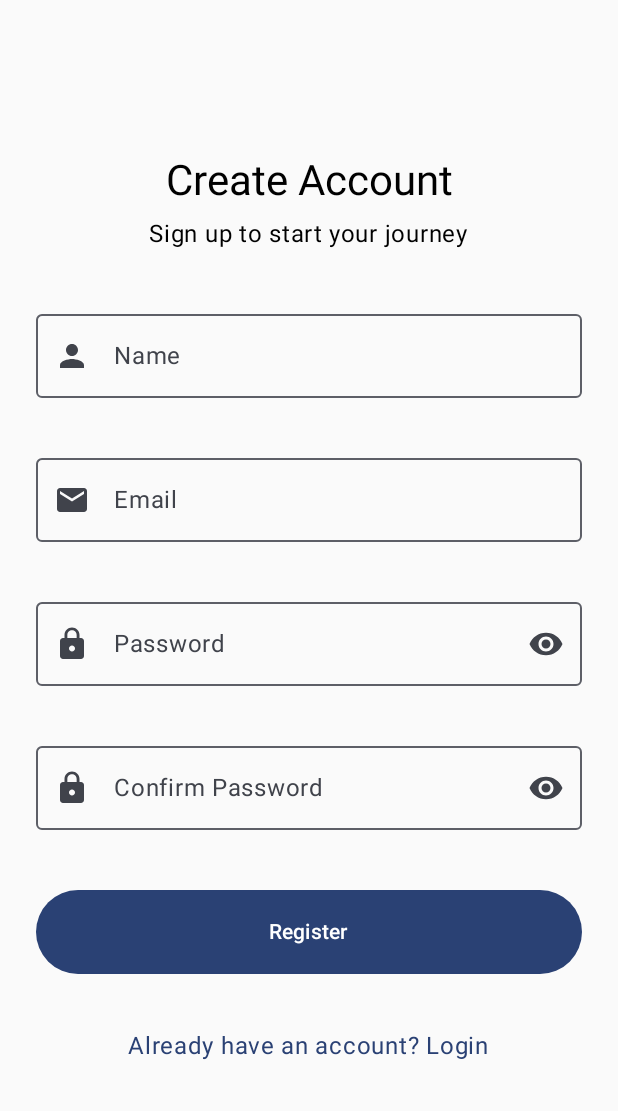
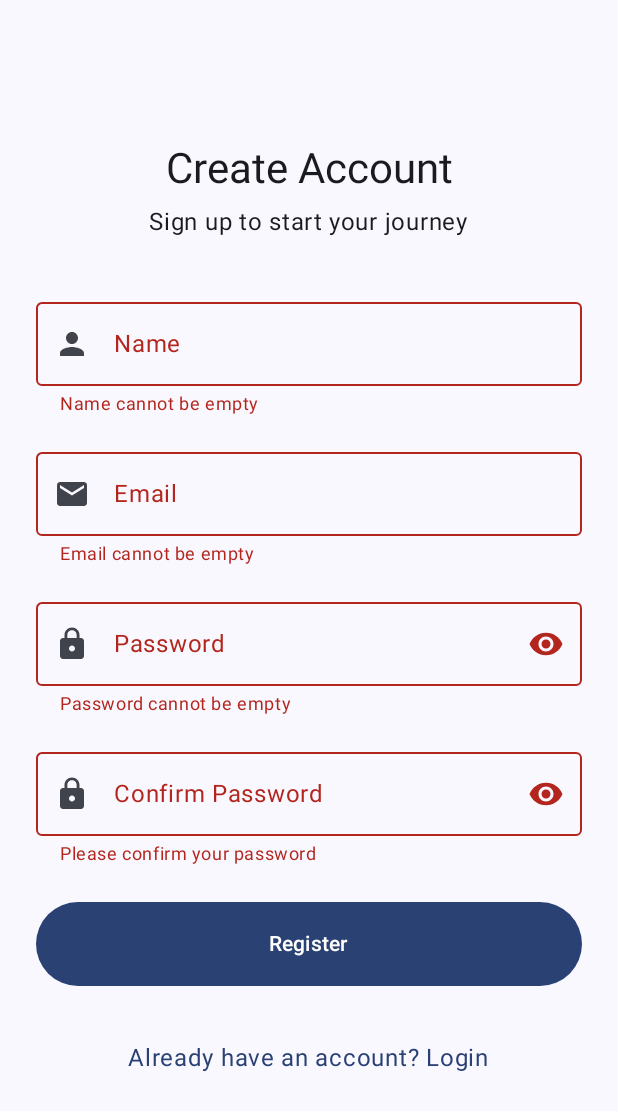
Before and after one commit to muhAzri/story-app-android, an Android app built with Jetpack Compose: the RegisterScreen screen opened through its navigation route, after a tap on "Register", on a phone screen of 412 x 824 dp. Shown: the top 1111 px of the screen. Run offline under Robolectric (Android 15) with nearby library versions, the light colour scheme and no system bars; our stand-ins replace Dagger/Hilt's generated code.

Commit message:
feature(auth):add-register-feature-implementation

```diff
--- a/app/build.gradle.kts
+++ b/app/build.gradle.kts
@@ -65,6 +65,7 @@ dependencies {
     implementation(libs.hilt.android)
     ksp(libs.hilt.compiler)
     implementation(libs.androidx.hilt.navigation.compose)
+    implementation(libs.androidx.hilt.navigation.fragment)
 
     //  Moshi
     implementation(libs.moshi.kotlin)
--- a/app/src/main/AndroidManifest.xml
+++ b/app/src/main/AndroidManifest.xml
@@ -1,6 +1,8 @@
 <?xml version="1.0" encoding="utf-8"?>
 <manifest xmlns:android="http://schemas.android.com/apk/res/android"
     xmlns:tools="http://schemas.android.com/tools">
+
+    <uses-permission android:name="android.permission.INTERNET" />
 
     <application
         android:name=".StoryApplication"
--- a/app/src/main/java/com/zrifapps/storyapp/common/navigation/AppRouter.kt
+++ b/app/src/main/java/com/zrifapps/storyapp/common/navigation/AppRouter.kt
@@ -5,9 +5,9 @@ import androidx.compose.ui.Modifier
 import androidx.navigation.NavHostController
 import androidx.navigation.compose.NavHost
 import androidx.navigation.compose.composable
-import com.zrifapps.storyapp.presentation.screens.auth.LoginScreen
-import com.zrifapps.storyapp.presentation.screens.auth.OnboardingScreen
-import com.zrifapps.storyapp.presentation.screens.auth.RegisterScreen
+import com.zrifapps.storyapp.presentation.screens.auth.login.LoginScreen
+import com.zrifapps.storyapp.presentation.screens.auth.onboarding.OnboardingScreen
+import com.zrifapps.storyapp.presentation.screens.auth.register.RegisterScreen
 
 @Composable
 fun AppRouter(
@@ -56,7 +56,6 @@ fun AppRouter(
                         clearBackStack = true
                     )
                 },
-                onRegisterSuccess = { }
             )
         }
     }
--- a/app/src/main/java/com/zrifapps/storyapp/common/network/NetworkResult.kt
+++ b/app/src/main/java/com/zrifapps/storyapp/common/network/NetworkResult.kt
@@ -2,7 +2,6 @@ package com.zrifapps.storyapp.common.network
 
 sealed class NetworkResult<out T> {
     data class Success<T>(val data: T) : NetworkResult<T>()
-    data object EmptySuccess : NetworkResult<Nothing>()
     data class Error(
         val error: Boolean? = null,
         val message: String? = null,
--- a/app/src/main/java/com/zrifapps/storyapp/di/NetworkModule.kt
+++ b/app/src/main/java/com/zrifapps/storyapp/di/NetworkModule.kt
@@ -60,7 +60,7 @@ object NetworkModule {
         moshi: Moshi,
         okHttpClient: OkHttpClient,
     ): Retrofit = Retrofit.Builder()
-        .baseUrl("https://story-api.dicoding.dev/v1")
+        .baseUrl("https://story-api.dicoding.dev/v1/")
         .addConverterFactory(MoshiConverterFactory.create(moshi))
         .client(okHttpClient)
         .build()
--- a/app/src/main/java/com/zrifapps/storyapp/presentation/screens/auth/RegisterScreen.kt
+++ b/app/src/main/java/com/zrifapps/storyapp/presentation/screens/auth/login/LoginScreen.kt
@@ -1,4 +1,4 @@
-package com.zrifapps.storyapp.presentation.screens.auth
+package com.zrifapps.storyapp.presentation.screens.auth.login
 
 import androidx.compose.animation.AnimatedVisibility
 import androidx.compose.animation.core.tween
@@ -18,7 +18,6 @@ import androidx.compose.foundation.verticalScroll
 import androidx.compose.material.icons.Icons
 import androidx.compose.material.icons.filled.Email
 import androidx.compose.material.icons.filled.Lock
-import androidx.compose.material.icons.filled.Person
 import androidx.compose.material3.MaterialTheme
 import androidx.compose.material3.Text
 import androidx.compose.material3.TextButton
@@ -42,29 +41,21 @@ import com.zrifapps.storyapp.presentation.components.button.CustomButton
 import com.zrifapps.storyapp.presentation.components.textfield.CustomTextField
 
 @Composable
-fun RegisterScreen(
-    onNavigateToLogin: () -> Unit,
-    onRegisterSuccess: () -> Unit,
+fun LoginScreen(
+    onNavigateToRegister: () -> Unit,
+    onLoginSuccess: () -> Unit,
 ) {
-    var name by remember { mutableStateOf("") }
-    var nameError by remember { mutableStateOf<String?>(null) }
     var email by remember { mutableStateOf("") }
     var emailError by remember { mutableStateOf<String?>(null) }
     var password by remember { mutableStateOf("") }
     var passwordError by remember { mutableStateOf<String?>(null) }
-    var confirmPassword by remember { mutableStateOf("") }
-    var confirmPasswordError by remember { mutableStateOf<String?>(null) }
     var isLoading by remember { mutableStateOf(false) }
     var showContent by remember { mutableStateOf(false) }
 
-    val nameErrorEmpty = stringResource(R.string.name_error_empty)
-    val emailErrorEmpty = stringResource(R.string.email_error_empty)
-    val emailErrorInvalid = stringResource(R.string.email_error_invalid)
-    val passwordErrorEmpty = stringResource(R.string.password_error_empty)
-    val passwordErrorInvalid = stringResource(R.string.password_error_invalid)
-    val confirmPasswordErrorEmpty = stringResource(R.string.confirm_password_error_empty)
-    val confirmPasswordErrorMismatch = stringResource(R.string.confirm_password_error_mismatch)
-
+    val emailErrorEmpty = stringResource(id = R.string.email_error_empty)
+    val emailErrorInvalid = stringResource(id = R.string.email_error_invalid)
+    val passwordErrorEmpty = stringResource(id = R.string.password_error_empty)
+    val passwordErrorInvalid = stringResource(id = R.string.password_error_invalid)
 
     LaunchedEffect(Unit) {
         showContent = true
@@ -73,12 +64,10 @@ fun RegisterScreen(
     val focusManager = LocalFocusManager.current
     val scrollState = rememberScrollState()
 
-    fun attemptRegister() {
-        if (nameError == null && emailError == null && passwordError == null && confirmPasswordError == null &&
-            name.isNotEmpty() && email.isNotEmpty() && password.isNotEmpty() && confirmPassword == password
-        ) {
+    fun attemptLogin() {
+        if (emailError == null && passwordError == null && email.isNotEmpty() && password.isNotEmpty()) {
             isLoading = true
-            onRegisterSuccess()
+            onLoginSuccess()
         }
     }
 
@@ -103,36 +92,15 @@ fun RegisterScreen(
                 verticalArrangement = Arrangement.Center
             ) {
                 Text(
-                    stringResource(R.string.create_account),
+                    stringResource(id = R.string.welcome_back),
                     style = MaterialTheme.typography.headlineMedium
                 )
                 Spacer(modifier = Modifier.height(8.dp))
                 Text(
-                    stringResource(R.string.sign_up_message),
+                    stringResource(id = R.string.sign_in_message),
                     style = MaterialTheme.typography.bodyLarge
                 )
                 Spacer(modifier = Modifier.height(36.dp))
-
-
-                CustomTextField(
-                    value = name,
-                    onValueChange = {
-                        name = it
-                        nameError = if (it.isEmpty()) nameErrorEmpty else null
-                    },
-                    label = stringResource(R.string.name_label),
-                    leadingIcon = Icons.Default.Person,
-                    keyboardOptions = KeyboardOptions(
-                        keyboardType = KeyboardType.Text,
-                        imeAction = ImeAction.Next
-                    ),
-                    keyboardActions = KeyboardActions(onNext = {
-                        focusManager.moveFocus(FocusDirection.Down)
-                    }),
-                    errorText = nameError
-                )
-
-                Spacer(modifier = Modifier.height(16.dp))
 
                 CustomTextField(
                     value = email,
@@ -144,7 +112,7 @@ fun RegisterScreen(
                             else -> null
                         }
                     },
-                    label = stringResource(R.string.email_label),
+                    label = stringResource(id = R.string.email_label),
                     leadingIcon = Icons.Default.Email,
                     keyboardOptions = KeyboardOptions(
                         keyboardType = KeyboardType.Email,
@@ -155,6 +123,7 @@ fun RegisterScreen(
                     }),
                     errorText = emailError
                 )
+
 
                 Spacer(modifier = Modifier.height(16.dp))
 
@@ -168,32 +137,7 @@ fun RegisterScreen(
                             else -> null
                         }
                     },
-                    label = stringResource(R.string.password_label),
-                    leadingIcon = Icons.Default.Lock,
-                    keyboardOptions = KeyboardOptions(
-                        keyboardType = KeyboardType.Password,
-                        imeAction = ImeAction.Next
-                    ),
-                    keyboardActions = KeyboardActions(onNext = {
-                        focusManager.moveFocus(FocusDirection.Down)
-                    }),
-                    errorText = passwordError,
-                    isPassword = true
-                )
-
-                Spacer(modifier = Modifier.height(16.dp))
-
-                CustomTextField(
-                    value = confirmPassword,
-                    onValueChange = {
-                        confirmPassword = it
-                        confirmPasswordError = when {
-                            it.isEmpty() -> confirmPasswordErrorEmpty
-                            it != password -> confirmPasswordErrorMismatch
-                            else -> null
-                        }
-                    },
-                    label = stringResource(R.string.confirm_password_label),
+                    label = stringResource(id = R.string.password_label),
                     leadingIcon = Icons.Default.Lock,
                     keyboardOptions = KeyboardOptions(
                         keyboardType = KeyboardType.Password,
@@ -201,28 +145,28 @@ fun RegisterScreen(
                     ),
                     keyboardActions = KeyboardActions(onDone = {
                         focusManager.clearFocus()
-                        attemptRegister()
+                        attemptLogin()
                     }),
-                    errorText = confirmPasswordError,
+                    errorText = passwordError,
                     isPassword = true
                 )
+
 
                 Spacer(modifier = Modifier.height(24.dp))
 
                 CustomButton(
-                    text = stringResource(R.string.register),
+                    text = stringResource(id = R.string.login),
                     isLoading = isLoading,
                     onClick = {
                         focusManager.clearFocus()
-                        attemptRegister()
+                        attemptLogin()
                     }
                 )
-
                 Spacer(modifier = Modifier.height(24.dp))
 
-                TextButton(onClick = onNavigateToLogin) {
+                TextButton(onClick = onNavigateToRegister) {
                     Text(
-                        stringResource(R.string.already_have_account),
+                        stringResource(id = R.string.register_prompt),
                         style = MaterialTheme.typography.bodyLarge
                     )
                 }
--- a/app/src/main/java/com/zrifapps/storyapp/presentation/screens/auth/OnboardingScreen.kt
+++ b/app/src/main/java/com/zrifapps/storyapp/presentation/screens/auth/onboarding/OnboardingScreen.kt
@@ -1,4 +1,4 @@
-package com.zrifapps.storyapp.presentation.screens.auth
+package com.zrifapps.storyapp.presentation.screens.auth.onboarding
 
 import androidx.annotation.DrawableRes
 import androidx.compose.animation.AnimatedContent
--- /dev/null
+++ b/app/src/main/java/com/zrifapps/storyapp/presentation/screens/auth/register/RegisterScreen.kt
@@ -0,0 +1,281 @@
+package com.zrifapps.storyapp.presentation.screens.auth.register
+
+import androidx.compose.animation.AnimatedVisibility
+import androidx.compose.animation.core.tween
+import androidx.compose.animation.expandVertically
+import androidx.compose.animation.fadeIn
+import androidx.compose.foundation.layout.Arrangement
+import androidx.compose.foundation.layout.Box
+import androidx.compose.foundation.layout.Column
+import androidx.compose.foundation.layout.Spacer
+import androidx.compose.foundation.layout.fillMaxSize
+import androidx.compose.foundation.layout.height
+import androidx.compose.foundation.layout.padding
+import androidx.compose.foundation.rememberScrollState
+import androidx.compose.foundation.text.KeyboardActions
+import androidx.compose.foundation.text.KeyboardOptions
+import androidx.compose.foundation.verticalScroll
+import androidx.compose.material.icons.Icons
+import androidx.compose.material.icons.filled.Email
+import androidx.compose.material.icons.filled.Lock
+import androidx.compose.material.icons.filled.Person
+import androidx.compose.material3.MaterialTheme
+import androidx.compose.material3.Scaffold
+import androidx.compose.material3.SnackbarDuration
+import androidx.compose.material3.SnackbarHost
+import androidx.compose.material3.SnackbarHostState
+import androidx.compose.material3.SnackbarResult
+import androidx.compose.material3.Text
+import androidx.compose.material3.TextButton
+import androidx.compose.runtime.Composable
+import androidx.compose.runtime.LaunchedEffect
+import androidx.compose.runtime.collectAsState
+import androidx.compose.runtime.getValue
+import androidx.compose.runtime.mutableStateOf
+import androidx.compose.runtime.remember
+import androidx.compose.runtime.setValue
+import androidx.compose.ui.Alignment
+import androidx.compose.ui.Modifier
+import androidx.compose.ui.focus.FocusDirection
+import androidx.compose.ui.platform.LocalFocusManager
+import androidx.compose.ui.res.stringResource
+import androidx.compose.ui.text.input.ImeAction
+import androidx.compose.ui.text.input.KeyboardType
+import androidx.compose.ui.unit.dp
+import androidx.hilt.navigation.compose.hiltViewModel
+import com.zrifapps.storyapp.R
+import com.zrifapps.storyapp.common.util.ValidationUtil
+import com.zrifapps.storyapp.presentation.components.button.CustomButton
+import com.zrifapps.storyapp.presentation.components.textfield.CustomTextField
+
+@Composable
+fun RegisterScreen(
+    onNavigateToLogin: () -> Unit,
+    viewModel: RegisterViewModel = hiltViewModel(),
+) {
+    var name by remember { mutableStateOf("") }
+    var nameError by remember { mutableStateOf<String?>(null) }
+    var email by remember { mutableStateOf("") }
+    var emailError by remember { mutableStateOf<String?>(null) }
+    var password by remember { mutableStateOf("") }
+    var passwordError by remember { mutableStateOf<String?>(null) }
+    var confirmPassword by remember { mutableStateOf("") }
+    var confirmPasswordError by remember { mutableStateOf<String?>(null) }
+    var showContent by remember { mutableStateOf(false) }
+    val snackbarHostState = remember { SnackbarHostState() }
+
+    val nameErrorEmpty = stringResource(R.string.name_error_empty)
+    val emailErrorEmpty = stringResource(R.string.email_error_empty)
+    val emailErrorInvalid = stringResource(R.string.email_error_invalid)
+    val passwordErrorEmpty = stringResource(R.string.password_error_empty)
+    val passwordErrorInvalid = stringResource(R.string.password_error_invalid)
+    val confirmPasswordErrorEmpty = stringResource(R.string.confirm_password_error_empty)
+    val confirmPasswordErrorMismatch = stringResource(R.string.confirm_password_error_mismatch)
+
+    val uiState by viewModel.uiState.collectAsState()
+
+    LaunchedEffect(Unit) {
+        showContent = true
+    }
+
+    LaunchedEffect(uiState) {
+        when (uiState) {
+            is RegisterUiState.Success -> {
+                val result = snackbarHostState.showSnackbar(
+                    message = (uiState as RegisterUiState.Success).message,
+                    duration = SnackbarDuration.Short
+                )
+                if (result == SnackbarResult.Dismissed || result == SnackbarResult.ActionPerformed) {
+                    onNavigateToLogin()
+                }
+            }
+
+            is RegisterUiState.Error -> {
+                snackbarHostState.showSnackbar((uiState as RegisterUiState.Error).message)
+            }
+
+            else -> {}
+        }
+    }
+
+    val focusManager = LocalFocusManager.current
+    val scrollState = rememberScrollState()
+
+    fun validateFields(): Boolean {
+        nameError = if (name.isEmpty()) nameErrorEmpty else null
+        emailError = when {
+            email.isEmpty() -> emailErrorEmpty
+            !ValidationUtil.validateEmail(email) -> emailErrorInvalid
+            else -> null
+        }
+        passwordError = when {
+            password.isEmpty() -> passwordErrorEmpty
+            !ValidationUtil.validatePassword(password) -> passwordErrorInvalid
+            else -> null
+        }
+        confirmPasswordError = when {
+            confirmPassword.isEmpty() -> confirmPasswordErrorEmpty
+            confirmPassword != password -> confirmPasswordErrorMismatch
+            else -> null
+        }
+
+        return nameError == null && emailError == null &&
+                passwordError == null && confirmPasswordError == null
+    }
+
+    fun attemptRegister() {
+        if (validateFields()) {
+            viewModel.register(name, email, password)
+        }
+    }
+
+    Scaffold(
+        snackbarHost = { SnackbarHost(hostState = snackbarHostState) }
+    ) { paddingValues ->
+        Box(
+            modifier = Modifier
+                .fillMaxSize()
+                .padding(paddingValues)
+                .padding(24.dp)
+        ) {
+            AnimatedVisibility(
+                visible = showContent,
+                enter = fadeIn(animationSpec = tween(1000)) + expandVertically(
+                    animationSpec = tween(1000)
+                )
+            ) {
+                Column(
+                    modifier = Modifier
+                        .fillMaxSize()
+                        .verticalScroll(scrollState),
+                    horizontalAlignment = Alignment.CenterHorizontally,
+                    verticalArrangement = Arrangement.Center
+                ) {
+                    Text(
+                        stringResource(R.string.create_account),
+                        style = MaterialTheme.typography.headlineMedium
+                    )
+                    Spacer(modifier = Modifier.height(8.dp))
+                    Text(
+                        stringResource(R.string.sign_up_message),
+                        style = MaterialTheme.typography.bodyLarge
+                    )
+                    Spacer(modifier = Modifier.height(36.dp))
+
+                    CustomTextField(
+                        value = name,
+                        onValueChange = {
+                            name = it
+                            nameError = if (it.isEmpty()) nameErrorEmpty else null
+                        },
+                        label = stringResource(R.string.name_label),
+                        leadingIcon = Icons.Default.Person,
+                        keyboardOptions = KeyboardOptions(
+                            keyboardType = KeyboardType.Text,
+                            imeAction = ImeAction.Next
+                        ),
+                        keyboardActions = KeyboardActions(onNext = {
+                            focusManager.moveFocus(FocusDirection.Down)
+                        }),
+                        errorText = nameError
+                    )
+
+                    Spacer(modifier = Modifier.height(16.dp))
+
+                    CustomTextField(
+                        value = email,
+                        onValueChange = {
+                            email = it
+                            emailError = when {
+                                it.isEmpty() -> emailErrorEmpty
+                                !ValidationUtil.validateEmail(it) -> emailErrorInvalid
+                                else -> null
+                            }
+                        },
+                        label = stringResource(R.string.email_label),
+                        leadingIcon = Icons.Default.Email,
+                        keyboardOptions = KeyboardOptions(
+                            keyboardType = KeyboardType.Email,
+                            imeAction = ImeAction.Next
+                        ),
+                        keyboardActions = KeyboardActions(onNext = {
+                            focusManager.moveFocus(FocusDirection.Down)
+                        }),
+                        errorText = emailError
+                    )
+
+                    Spacer(modifier = Modifier.height(16.dp))
+
+                    CustomTextField(
+                        value = password,
+                        onValueChange = {
+                            password = it
+                            passwordError = when {
+                                it.isEmpty() -> passwordErrorEmpty
+                                !ValidationUtil.validatePassword(it) -> passwordErrorInvalid
+                                else -> null
+                            }
+                        },
+                        label = stringResource(R.string.password_label),
+                        leadingIcon = Icons.Default.Lock,
+                        keyboardOptions = KeyboardOptions(
+                            keyboardType = KeyboardType.Password,
+                            imeAction = ImeAction.Next
+                        ),
+                        keyboardActions = KeyboardActions(onNext = {
+                            focusManager.moveFocus(FocusDirection.Down)
+                        }),
+                        errorText = passwordError,
+                        isPassword = true
+                    )
+
+                    Spacer(modifier = Modifier.height(16.dp))
+
+                    CustomTextField(
+                        value = confirmPassword,
+                        onValueChange = {
+                            confirmPassword = it
+                            confirmPasswordError = when {
+                                it.isEmpty() -> confirmPasswordErrorEmpty
+                                it != password -> confirmPasswordErrorMismatch
+                                else -> null
+                            }
+                        },
+                        label = stringResource(R.string.confirm_password_label),
+                        leadingIcon = Icons.Default.Lock,
+                        keyboardOptions = KeyboardOptions(
+                            keyboardType = KeyboardType.Password,
+                            imeAction = ImeAction.Done
+                        ),
+                        keyboardActions = KeyboardActions(onDone = {
+                            focusManager.clearFocus()
+                            attemptRegister()
+                        }),
+                        errorText = confirmPasswordError,
+                        isPassword = true
+                    )
+
+                    Spacer(modifier = Modifier.height(24.dp))
+
+                    CustomButton(
+                        text = stringResource(R.string.register),
+                        isLoading = uiState is RegisterUiState.Loading,
+                        onClick = {
+                            focusManager.clearFocus()
+                            attemptRegister()
+                        }
+                    )
+
+                    Spacer(modifier = Modifier.height(24.dp))
+
+                    TextButton(onClick = onNavigateToLogin) {
+                        Text(
+                            stringResource(R.string.already_have_account),
+                            style = MaterialTheme.typography.bodyLarge
+                        )
+                    }
+                }
+            }
+        }
+    }
+}
--- /dev/null
+++ b/app/src/main/java/com/zrifapps/storyapp/presentation/screens/auth/register/RegisterViewModel.kt
@@ -0,0 +1,36 @@
+package com.zrifapps.storyapp.presentation.screens.auth.register
+
+import androidx.lifecycle.ViewModel
+import androidx.lifecycle.viewModelScope
+import com.zrifapps.storyapp.common.network.NetworkResult
+import com.zrifapps.storyapp.data.auth.request.RegisterRequest
+import com.zrifapps.storyapp.domain.auth.repository.AuthRepository
+import dagger.hilt.android.lifecycle.HiltViewModel
+import kotlinx.coroutines.flow.MutableStateFlow
+import kotlinx.coroutines.flow.StateFlow
+import kotlinx.coroutines.launch
+import javax.inject.Inject
+
+@HiltViewModel
+class RegisterViewModel @Inject constructor(
+    private val authRepository: AuthRepository,
+) : ViewModel() {
+
+    private val _uiState = MutableStateFlow<RegisterUiState>(RegisterUiState.Initial)
+    val uiState: StateFlow<RegisterUiState> = _uiState
+
+    fun register(name: String, email: String, password: String) {
+        _uiState.value = RegisterUiState.Loading
+        viewModelScope.launch {
+            val request = RegisterRequest(name, email, password)
+            val result = authRepository.register(request)
+            _uiState.value = when (result) {
+                is NetworkResult.Success -> RegisterUiState.Success(
+                    result.data.message
+                )
+
+                is NetworkResult.Error -> RegisterUiState.Error(result.message ?: "Unknown error")
+            }
+        }
+    }
+}
--- a/gradle/libs.versions.toml
+++ b/gradle/libs.versions.toml
@@ -22,6 +22,7 @@ retrofit = "2.11.0"
 [libraries]
 androidx-core-ktx = { group = "androidx.core", name = "core-ktx", version.ref = "coreKtx" }
 androidx-hilt-navigation-compose = { module = "androidx.hilt:hilt-navigation-compose", version.ref = "hiltNavigationCompose" }
+androidx-hilt-navigation-fragment = { module = "androidx.hilt:hilt-navigation-fragment", version.ref = "hiltNavigationCompose" }
 androidx-material-icons-extended = { module = "androidx.compose.material:material-icons-extended", version.ref = "materialIconsExtended" }
 androidx-navigation-compose = { module = "androidx.navigation:navigation-compose", version.ref = "navigationCompose" }
 converter-moshi = { module = "com.squareup.retrofit2:converter-moshi", version.ref = "converterMoshi" }
```
Also changed, not shown: app/src/main/java/com/zrifapps/storyapp/common/network/BaseRepository.kt (+20 -8 lines), app/src/main/java/com/zrifapps/storyapp/presentation/screens/auth/LoginScreen.kt (deleted, +0 -176 lines), app/src/main/java/com/zrifapps/storyapp/presentation/screens/auth/register/RegisterUiState.kt (added, +8 -0 lines).
